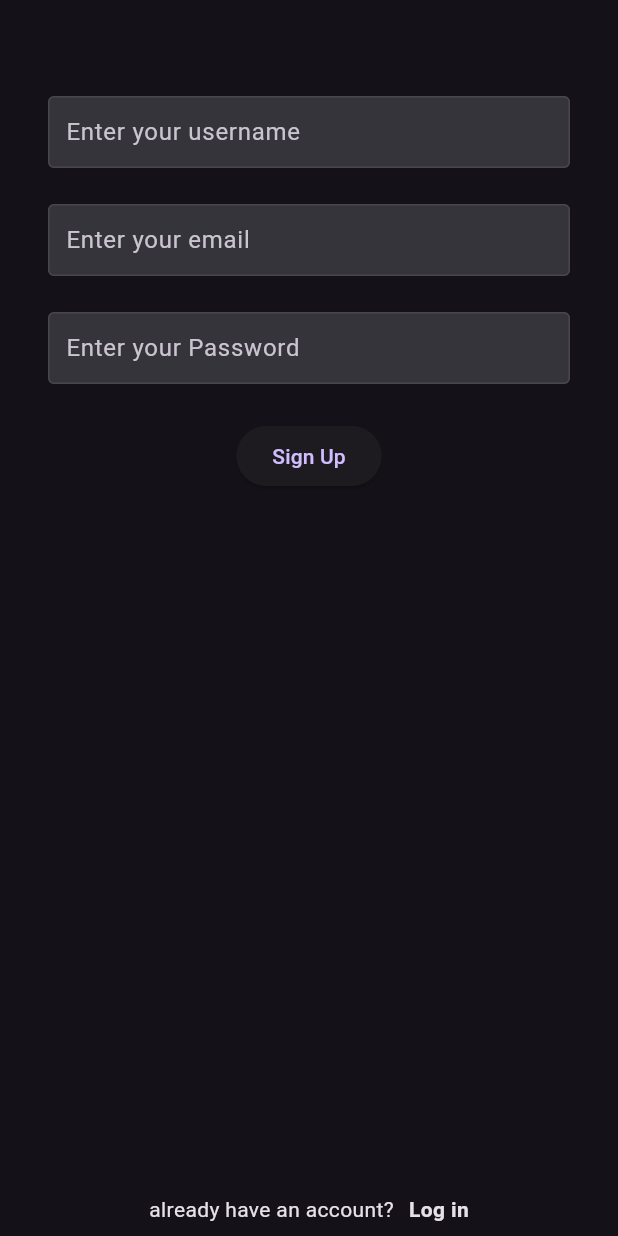
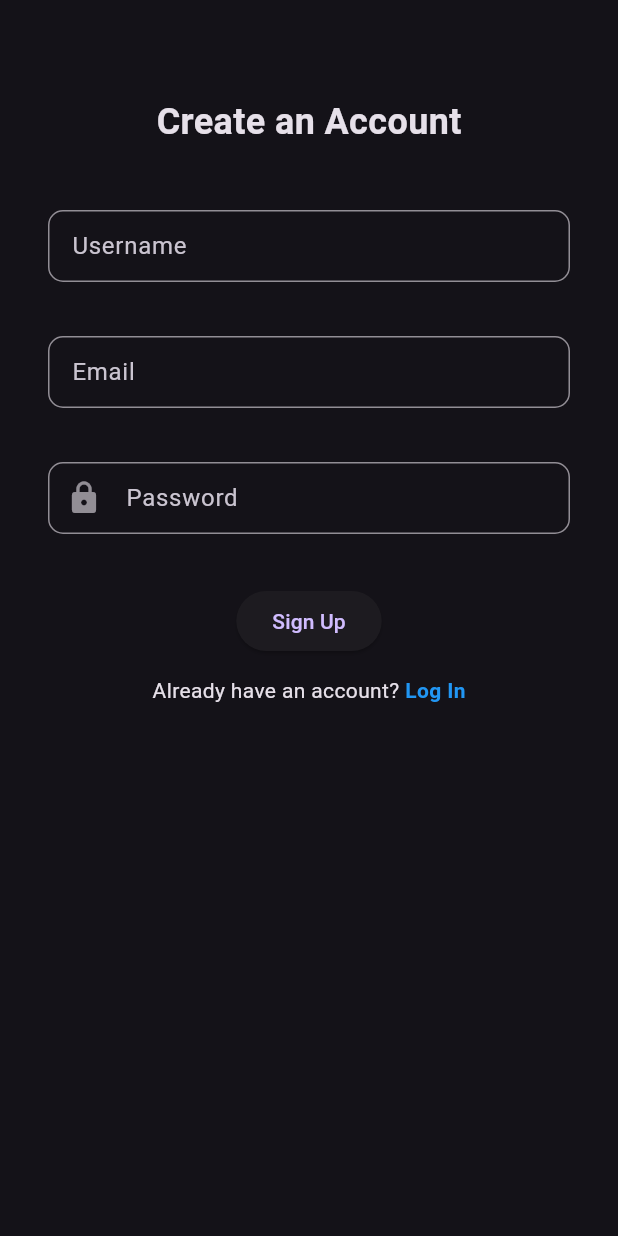
Before and after one commit to bhavyaj19/recipe_box, a Flutter app: the screen it shows after launch, after a tap on "Log In", after a tap on "Sign Up", on a phone screen of 412 x 824 dp. Run offline on Flutter 3.47's test engine with Material 2 defaults, Android fonts, the phone set to English and light mode, and no system bars; our stand-ins replace cloud_firestore, firebase_auth, firebase_core, firebase_storage, image_picker; accounts and stored records are empty.

Commit message:
ui changes

```diff
--- a/lib/main.dart
+++ b/lib/main.dart
@@ -4,7 +4,7 @@ import 'package:flutter/foundation.dart';
 import 'package:flutter/material.dart';
 import 'package:provider/provider.dart';
 import 'package:recipe_box/providers/user_provider.dart';
-import 'package:recipe_box/screens/login/signup/login_screen.dart';
+import 'package:recipe_box/screens/auth_screens/signup/login_screen.dart';
 import 'package:recipe_box/screens/main_screen.dart';
 
 void main() async {
--- a/lib/resources/auth_method.dart
+++ b/lib/resources/auth_method.dart
@@ -31,6 +31,7 @@ class AuthMethod {
     required String password,
     required String username,
     // required Uint8List file,
+
   }) async {
     String res = "Some error occured";
     try {
--- /dev/null
+++ b/lib/screens/auth_screens/signup/login_screen.dart
@@ -0,0 +1,120 @@
+// ignore_for_file: use_build_context_synchronously
+
+import 'package:flutter/material.dart';
+import 'package:recipe_box/resources/auth_method.dart';
+import 'package:recipe_box/screens/auth_screens/signup/signup_screen.dart';
+import 'package:recipe_box/screens/main_screen.dart';
+import 'package:recipe_box/utils/utils.dart';
+import 'package:recipe_box/widgets/text_feild_input.dart';
+
+class LoginScreen extends StatefulWidget {
+  const LoginScreen({super.key});
+
+  @override
+  State<LoginScreen> createState() => _LoginScreenState();
+}
+
+class _LoginScreenState extends State<LoginScreen> {
+  final TextEditingController _emailController = TextEditingController();
+  final TextEditingController _passController = TextEditingController();
+  bool _isLoading = false;
+
+  @override
+  void dispose() {
+    super.dispose();
+    _emailController.dispose();
+    _passController.dispose();
+  }
+
+  void loginUser() async {
+    setState(() {
+      _isLoading = true;
+    });
+    String res = await AuthMethod().loginUser(
+      email: _emailController.text,
+      password: _passController.text,
+    );
+    print(res);
+    if (res != "success") {
+      showSnackBar(context, res);
+    } else {
+      Navigator.of(context)
+          .push(MaterialPageRoute(builder: (context) => const TabScreen()));
+    }
+  }
+
+  void navigateToSignup() {
+    Navigator.of(context)
+        .push(MaterialPageRoute(builder: (context) => const SignupScreen()));
+  }
+
+  @override
+  Widget build(BuildContext context) {
+    return Scaffold(
+      body: SafeArea(
+        child: Padding(
+          padding: const EdgeInsets.symmetric(horizontal: 32),
+          child: Expanded(
+            child: SingleChildScrollView(
+              child: Column(
+                crossAxisAlignment: CrossAxisAlignment.center,
+                mainAxisAlignment: MainAxisAlignment.center,
+                children: [
+                  const SizedBox(height: 24),
+                  const Text(
+                    'Welcome Back!',
+                    style: TextStyle(
+                      fontSize: 24,
+                      fontWeight: FontWeight.bold,
+                    ),
+                  ),
+                  const SizedBox(height: 32),
+                  TextFeildInput(
+                    textEditingController: _emailController,
+                    hintText: 'Email',
+                    textInputType: TextInputType.emailAddress,
+                  ),
+                  const SizedBox(height: 16),
+                  TextFeildInput(
+                    textEditingController: _passController,
+                    hintText: 'Password',
+                    textInputType: TextInputType.text,
+                    isPass: true,
+                  ),
+                  const SizedBox(height: 24),
+                  ElevatedButton(
+                    onPressed: loginUser,
+                    child: _isLoading
+                        ? const Center(
+                            child: CircularProgressIndicator(
+                              color: Colors.white,
+                            ),
+                          )
+                        : const Text("Log In"),
+                  ),
+                  const SizedBox(height: 12),
+                  Row(
+                    mainAxisAlignment: MainAxisAlignment.center,
+                    children: [
+                      const Text("Don't have an account?"),
+                      GestureDetector(
+                        onTap: navigateToSignup,
+                        child: const Text(
+                          ' Sign Up',
+                          style: TextStyle(
+                            fontWeight: FontWeight.bold,
+                            color: Colors.blue,
+                          ),
+                        ),
+                      )
+                    ],
+                  ),
+                ],
+              ),
+            ),
+          ),
+        ),
+      ),
+    );
+  }
+}
--- /dev/null
+++ b/lib/screens/auth_screens/signup/signup_screen.dart
@@ -0,0 +1,177 @@
+// ignore_for_file: use_build_context_synchronously
+
+import 'dart:async';
+import 'package:firebase_auth/firebase_auth.dart';
+import 'package:flutter/material.dart';
+import 'package:recipe_box/resources/auth_method.dart';
+import 'package:recipe_box/screens/auth_screens/signup/login_screen.dart';
+import 'package:recipe_box/screens/main_screen.dart';
+import 'package:recipe_box/widgets/text_feild_input.dart';
+
+class SignupScreen extends StatefulWidget {
+  const SignupScreen({super.key});
+
+  @override
+  State<SignupScreen> createState() => _SignupScreenState();
+}
+
+class _SignupScreenState extends State<SignupScreen> {
+  final TextEditingController _usernameController = TextEditingController();
+  final TextEditingController _emailController = TextEditingController();
+  final TextEditingController _passController = TextEditingController();
+  bool _isLoading = false;
+  Timer? timer;
+
+  @override
+  void dispose() {
+    super.dispose();
+    _emailController.dispose();
+    _passController.dispose();
+    _usernameController.dispose();
+    timer?.cancel();
+  }
+
+  @override
+  void initState() {
+    super.initState();
+    timer = Timer.periodic(
+      const Duration(seconds: 5),
+      (Timer t) => checkEmailVerification(),
+    );
+  }
+
+  void checkEmailVerification() async {
+    final user = FirebaseAuth.instance.currentUser;
+
+    if (_usernameController.text.isNotEmpty && user != null) {
+      await user.reload();
+
+      if (user.emailVerified) {
+        timer?.cancel();
+        Navigator.of(context).pushReplacement(
+          MaterialPageRoute(
+            builder: (context) => const TabScreen(),
+          ),
+        );
+      } else {
+        print("Email not verified yet");
+      }
+    }
+  }
+
+  void signupUser() async {
+    setState(() {
+      _isLoading = true;
+    });
+
+    String res = await AuthMethod().signupUser(
+      email: _emailController.text,
+      password: _passController.text,
+      username: _usernameController.text,
+    );
+
+    setState(() {
+      _isLoading = false;
+    });
+
+    final user = FirebaseAuth.instance.currentUser;
+    print(res);
+
+    if (res == "success") {
+      if (user != null && user.emailVerified) {
+        timer?.cancel();
+        Navigator.of(context).pushReplacement(
+          MaterialPageRoute(builder: (context) => const TabScreen()),
+        );
+      } else {
+        ScaffoldMessenger.of(context).showSnackBar(
+          const SnackBar(
+            content: Text("An Email Verification Link was sent to your Email Id"),
+          ),
+        );
+      }
+    }
+  }
+
+  void navigateToLogin() {
+    Navigator.of(context).pushReplacement(
+      MaterialPageRoute(builder: (context) => const LoginScreen()),
+    );
+  }
+
+  @override
+  Widget build(BuildContext context) {
+    return Scaffold(
+      body: SafeArea(
+        child: Container(
+          padding: const EdgeInsets.symmetric(horizontal: 32),
+          width: double.infinity,
+          child: Expanded(
+            child: SingleChildScrollView(
+              child: Column(
+                crossAxisAlignment: CrossAxisAlignment.center,
+                children: [
+                  const SizedBox(height: 64),
+                  const Text(
+                    'Create an Account',
+                    style: TextStyle(
+                      fontSize: 24,
+                      fontWeight: FontWeight.bold,
+                    ),
+                  ),
+                  const SizedBox(height: 32),
+                  TextFeildInput(
+                    textEditingController: _usernameController,
+                    hintText: 'Username',
+                    textInputType: TextInputType.text,
+                  ),
+                  const SizedBox(height: 16),
+                  TextFeildInput(
+                    textEditingController: _emailController,
+                    hintText: 'Email',
+                    textInputType: TextInputType.emailAddress,
+                  ),
+                  const SizedBox(height: 16),
+                  TextFeildInput(
+                    textEditingController: _passController,
+                    hintText: 'Password',
+                    textInputType: TextInputType.text,
+                    isPass: true,
+                  ),
+                  const SizedBox(height: 24),
+                  ElevatedButton(
+                    onPressed: signupUser,
+                    child: _isLoading
+                        ? const Center(
+                            child: CircularProgressIndicator(
+                              color: Colors.white,
+                            ),
+                          )
+                        : const Text("Sign Up"),
+                  ),
+                  const SizedBox(height: 12),
+                  Row(
+                    mainAxisAlignment: MainAxisAlignment.center,
+                    children: [
+                      const Text("Already have an account?"),
+                      GestureDetector(
+                        onTap: navigateToLogin,
+                        child: const Text(
+                          ' Log In',
+                          style: TextStyle(
+                            fontWeight: FontWeight.bold,
+                            color: Colors.blue,
+                          ),
+                        ),
+                      )
+                    ],
+                  ),
+                ],
+              ),
+            ),
+          ),
+        ),
+      ),
+    );
+  }
+}
--- a/lib/screens/login/signup/login_screen.dart
+++ /dev/null
@@ -1,117 +0,0 @@
-import 'package:flutter/material.dart';
-import 'package:recipe_box/resources/auth_method.dart';
-import 'package:recipe_box/screens/login/signup/signup_screen.dart';
-import 'package:recipe_box/screens/main_screen.dart';
-import 'package:recipe_box/utils/utils.dart';
-import 'package:recipe_box/widgets/text_feild_input.dart';
-
-class LoginScreen extends StatefulWidget {
-  const LoginScreen({super.key});
-
-  @override
-  State<LoginScreen> createState() => _LoginScreenState();
-}
-
-class _LoginScreenState extends State<LoginScreen> {
-  final TextEditingController _emailController = TextEditingController();
-  final TextEditingController _passController = TextEditingController();
-  bool _isLoading = false;
-
-  @override
-  void dispose() {
-    // TODO: implement dispose
-    super.dispose();
-    _emailController.dispose();
-    _passController.dispose();
-  }
-
-  void loginUser() async {
-    setState(() {
-      _isLoading = true;
-    });
-    String res = await AuthMethod().loginUser(
-      email: _emailController.text,
-      password: _passController.text,
-    );
-    print(res);
-    if (res != "success") {
-      // ignore: use_build_context_synchronously
-      showSnackBar(context, res);
-    } else {
-      // ignore: use_build_context_synchronously
-      Navigator.of(context)
-          .push(MaterialPageRoute(builder: (context) => const TabScreen()));
-    }
-  }
-
-  void navigateToSignup() {
-    Navigator.of(context)
-        .push(MaterialPageRoute(builder: (context) => const SignupScreen()));
-  }
-
-  @override
-  Widget build(BuildContext context) {
-    return Scaffold(
-      body: SafeArea(
-          child: Container(
-        padding: const EdgeInsets.symmetric(horizontal: 32),
-        width: double.infinity,
-        child: Column(
-          crossAxisAlignment: CrossAxisAlignment.center,
-          children: [
-            const SizedBox(height: 64),
-            // E-mail
-            TextFeildInput(
-                textEditingController: _emailController,
-                hintText: 'Enter your email',
-                textInputType: TextInputType.emailAddress),
-            const SizedBox(height: 24),
-            // Password
-            TextFeildInput(
-              textEditingController: _passController,
-              hintText: 'Enter your Password',
-              textInputType: TextInputType.text,
-              isPass: true,
-            ),
-            const SizedBox(height: 24),
-            // Login Button
-            ElevatedButton(
-              onPressed: loginUser,
-              child: _isLoading
-                  ? const Center(
-                      child: CircularProgressIndicator(
-                      color: Color.fromARGB(255, 228, 228, 228),
-                    ))
-                  : const Text("Log In"),
-            ),
-            const SizedBox(height: 12),
-            Flexible(
-              flex: 2,
-              child: Container(),
-            ),
-            Row(
-              mainAxisAlignment: MainAxisAlignment.center,
-              children: [
-                Container(
-                  padding: const EdgeInsets.symmetric(vertical: 8),
-                  child: const Text("don't have an account?"),
-                ),
-                const SizedBox(width: 10),
-                GestureDetector(
-                  onTap: navigateToSignup,
-                  child: Container(
-                    padding: const EdgeInsets.symmetric(vertical: 8),
-                    child: const Text(
-                      'Sign Up',
-                      style: TextStyle(fontWeight: FontWeight.bold),
-                    ),
-                  ),
-                )
-              ],
-            )
-          ],
-        ),
-      )),
-    );
-  }
-}
--- a/lib/screens/login/signup/signup_screen.dart
+++ /dev/null
@@ -1,174 +0,0 @@
-// ignore_for_file: use_build_context_synchronously
-
-import 'dart:async';
-
-import 'package:firebase_auth/firebase_auth.dart';
-import 'package:flutter/material.dart';
-import 'package:recipe_box/resources/auth_method.dart';
-import 'package:recipe_box/screens/login/signup/login_screen.dart';
-import 'package:recipe_box/screens/main_screen.dart';
-import 'package:recipe_box/widgets/text_feild_input.dart';
-
-class SignupScreen extends StatefulWidget {
-  const SignupScreen({super.key});
-
-  @override
-  State<SignupScreen> createState() => _SignupScreenState();
-}
-
-class _SignupScreenState extends State<SignupScreen> {
-  final TextEditingController _usernameController = TextEditingController();
-  final TextEditingController _emailController = TextEditingController();
-  final TextEditingController _passController = TextEditingController();
-  bool _isLoading = false;
-  Timer? timer;
-
-  @override
-  void dispose() {
-    super.dispose();
-    _emailController.dispose();
-    _passController.dispose();
-    _usernameController.dispose();
-    timer?.cancel();
-  }
-
-  @override
-  void initState() {
-    super.initState();
-    timer = Timer.periodic(
-      Duration(seconds: 5),
-      (Timer t) => checkEmailVerification(),
-    );
-  }
-
-  void checkEmailVerification() async {
-    final user = FirebaseAuth.instance.currentUser;
-
-    if (_usernameController.text.isNotEmpty && user != null) {
-      await user.reload(); // Reload user data to get the latest email verification status
-
-      if (user.emailVerified) {
-        timer?.cancel(); // Stop the timer once email is verified
-        Navigator.of(context).pushReplacement(
-          MaterialPageRoute(
-            builder: (context) => const TabScreen(),
-          ),
-        );
-      } else {
-        print("Email not verified yet");
-      }
-    }
-  }
-
-  void signupUser() async {
-    setState(() {
-      _isLoading = true;
-    });
-
-    String res = await AuthMethod().signupUser(
-      email: _emailController.text,
-      password: _passController.text,
-      username: _usernameController.text,
-    );
-
-    setState(() {
-      _isLoading = true;
-    });
-
-    final user = FirebaseAuth.instance.currentUser;
-    print(res);
-
-    if (res == "success") {
-      if (user != null && user.emailVerified) {
-        timer?.cancel();
-        Navigator.of(context).pushReplacement(
-          MaterialPageRoute(builder: (context) => const TabScreen()),
-        );
-      } else {
-        ScaffoldMessenger.of(context).showSnackBar(
-          const SnackBar(
-            content: Text("An Email Verification Link was sent to your Email Id"),
-          ),
-        );
-      }
-    }
-  }
-  void navigateToLogin() {
-    Navigator.of(context).pushReplacement(
-        MaterialPageRoute(builder: (context) => const LoginScreen()));
-  }
-
-  @override
-  Widget build(BuildContext context) {
-    return Scaffold(
-      body: SafeArea(
-        child: Container(
-          padding: EdgeInsets.symmetric(horizontal: 32),
-          width: double.infinity,
-          child: Column(
-            crossAxisAlignment: CrossAxisAlignment.center,
-            children: [
-              const SizedBox(height: 64),
-              // usrname
-              TextFeildInput(
-                  textEditingController: _usernameController,
-                  hintText: 'Enter your username',
-                  textInputType: TextInputType.text),
-              const SizedBox(height: 24),
-              // E-mail
-              TextFeildInput(
-                  textEditingController: _emailController,
-                  hintText: 'Enter your email',
-                  textInputType: TextInputType.emailAddress),
-              const SizedBox(height: 24),
-              // Password
-              TextFeildInput(
-                textEditingController: _passController,
-                hintText: 'Enter your Password',
-                textInputType: TextInputType.text,
-                isPass: true,
-              ),
-              const SizedBox(height: 24),
-              // Login Button
-              ElevatedButton(
-                onPressed: signupUser,
-                child: _isLoading
-                    ? const Center(
-                        child: CircularProgressIndicator(
-                        color: Color.fromARGB(255, 228, 228, 228),
-                      ))
-                    : const Text("Sign Up"),
-              ),
-              const SizedBox(height: 12),
-
-              Flexible(
-                flex: 2,
-                child: Container(),
-              ),
-              Row(
-                mainAxisAlignment: MainAxisAlignment.center,
-                children: [
-                  Container(
-                    padding: const EdgeInsets.symmetric(vertical: 8),
-                    child: const Text("already have an account?"),
-                  ),
-                  const SizedBox(width: 10),
-                  GestureDetector(
-                    onTap: navigateToLogin,
-                    child: Container(
-                      padding: const EdgeInsets.symmetric(vertical: 8),
-                      child: const Text(
-                        'Log in',
-                        style: TextStyle(fontWeight: FontWeight.bold),
-                      ),
-                    ),
-                  )
-                ],
-              )
-            ],
-          ),
-        ),
-      ),
-    );
-  }
-}
--- a/lib/screens/profile_screen.dart
+++ b/lib/screens/profile_screen.dart
@@ -1,3 +1,5 @@
+import 'dart:typed_data';
+
 import 'package:firebase_auth/firebase_auth.dart';
 import 'package:flutter/material.dart';
 import 'package:provider/provider.dart';
@@ -12,6 +14,8 @@ class ProfileScreen extends StatefulWidget {
 }
 
 class _ProfileScreenState extends State<ProfileScreen> {
+  Uint8List? _image;
+
   Future<void> _signOut() async {
     await FirebaseAuth.instance.signOut();
   }
@@ -19,13 +23,6 @@ class _ProfileScreenState extends State<ProfileScreen> {
   @override
   Widget build(BuildContext context) {
     model.User? user = Provider.of<UserProvider>(context).getUser;
-
-    // Make the following changes to the UI:
-
-    // 1. Use a `SingleChildScrollView` to wrap the `Column` widget so that the UI can scroll if it is too long.
-    // 2. Use a `SizedBox` widget to add some padding around the `CircleAvatar` widget.
-    // 3. Use a `Card` widget to wrap the `Column` widget so that it has a border and a shadow.
-    // 4. Use a `ListView` widget to display the username and email in a list, with each item in the list having its own `ListTile` widget.
 
     return Scaffold(
       appBar: AppBar(
@@ -71,17 +68,28 @@ class _ProfileScreenState extends State<ProfileScreen> {
             child: Column(
               mainAxisAlignment: MainAxisAlignment.center,
               children: [
-                SizedBox(
+                Stack(
+                  alignment: Alignment.bottomRight, // Align the icon to the bottom right corner
+                  children: [
+                    const SizedBox(
                       height: 120,
                       width: 120,
                       child: CircleAvatar(
-                    backgroundColor: Color(0xFF4a4458), // Customize the avatar background color
+                        backgroundColor: Color(0xFF4a4458),
                         child: Icon(
                           Icons.person_rounded,
                           size: 80,
-                      color: Colors.white, // Customize the icon color
+                          color: Colors.white,
                         ),
                       ),
+                    ),
+                    IconButton(
+                      icon: const Icon(Icons.camera_alt_rounded),
+                      onPressed: () {
+                        // Handle the profile image change here
+                      },
+                    ),
+                  ],
                 ),
                 const SizedBox(height: 20), // Add vertical spacing
                 ListView(
@@ -89,7 +97,7 @@ class _ProfileScreenState extends State<ProfileScreen> {
                   children: [
                     ListTile(
                       title: Text(
-                        user!.username, // Replace with the user's name
+                        user!.username,
                         style: const TextStyle(
                           fontSize: 24,
                           fontWeight: FontWeight.bold,
@@ -98,7 +106,7 @@ class _ProfileScreenState extends State<ProfileScreen> {
                     ),
                     ListTile(
                       title: Text(
-                        user!.email, // Replace with the user's email
+                        user.email,
                         style: const TextStyle(
                           fontSize: 16,
                           color: Colors.grey,
--- a/lib/widgets/text_feild_input.dart
+++ b/lib/widgets/text_feild_input.dart
@@ -17,20 +17,34 @@ class TextFeildInput extends StatelessWidget {
 
   @override
   Widget build(BuildContext context) {
-    final inputBorder =
-        OutlineInputBorder(borderSide: Divider.createBorderSide(context));
-    return TextField(
-      controller: textEditingController,
-      decoration: InputDecoration(
+    final ThemeData theme = Theme.of(context);
+    final inputBorder = OutlineInputBorder(
+      borderRadius: BorderRadius.circular(10.0),
+      borderSide: BorderSide(color: theme.colorScheme.onSurface.withOpacity(0.6)), // Use theme-aware color
+    );
+
+    return Container(
+      margin: const EdgeInsets.symmetric(vertical: 10.0),
+      child: TextField(
+        controller: textEditingController,
+        decoration: InputDecoration(
           hintText: hintText,
+          filled: true,
+          fillColor: theme.colorScheme.background, // Use theme-aware color
           border: inputBorder,
-          focusedBorder: inputBorder,
+          focusedBorder: inputBorder.copyWith(
+            borderSide: BorderSide(color: theme.primaryColor), // Use theme-aware color
+          ),
           enabledBorder: inputBorder,
-          filled: true,
-          contentPadding: const EdgeInsets.all(8)),
-      keyboardType: textInputType,
-      obscureText: isPass,
-      maxLines: maxLines,
+          contentPadding: const EdgeInsets.all(12.0),
+          prefixIcon: isPass
+              ? Icon(Icons.lock, color: theme.colorScheme.onSurface.withOpacity(0.6)) // Use theme-aware color
+              : null,
+        ),
+        keyboardType: textInputType,
+        obscureText: isPass,
+        maxLines: maxLines,
+      ),
     );
   }
 }
```
Lines whose indentation alone changed are shown as unchanged.
